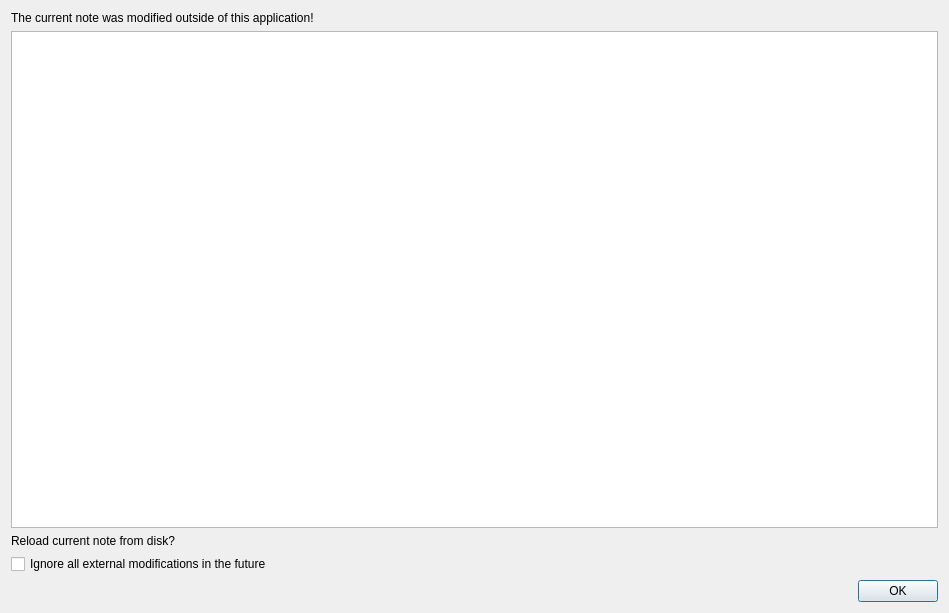
This is src/dialogs/notediffdialog.ui in pbek/QOwnNotes as Qt 5 draws it before an edit. The edited form follows.
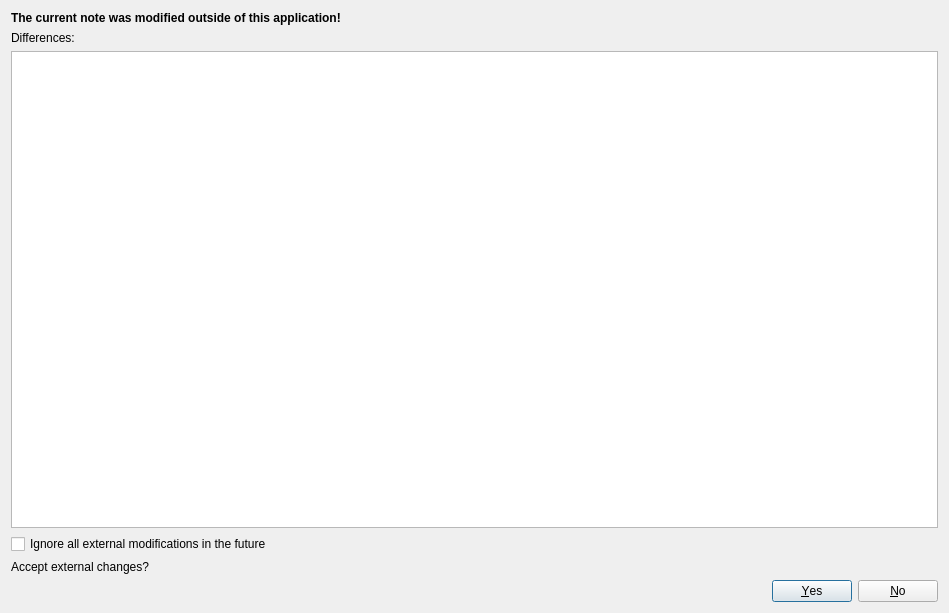
This is the edited form. Icons and pictures are not drawn.

Commit message: changes in the note diff dialog and the handling of externally modified notes

Patch:
```diff
--- a/src/dialogs/notediffdialog.ui
+++ b/src/dialogs/notediffdialog.ui
@@ -34,11 +34,21 @@
      </property>
      <item>
       <widget class="QLabel" name="label_2">
+       <property name="styleSheet">
+        <string notr="true">QLabel {font-weight: bold;}</string>
+       </property>
        <property name="text">
         <string>The current note was modified outside of this application!</string>
        </property>
       </widget>
      </item>
+     <item>
+      <widget class="QLabel" name="label_3">
+       <property name="text">
+        <string>Differences:</string>
+       </property>
+      </widget>
+     </item>
      <item>
       <widget class="QTextEdit" name="textEdit">
        <property name="readOnly">
@@ -48,15 +58,8 @@
         <string notr="true">&lt;!DOCTYPE HTML PUBLIC &quot;-//W3C//DTD HTML 4.0//EN&quot; &quot;http://www.w3.org/TR/REC-html40/strict.dtd&quot;&gt;
 &lt;html&gt;&lt;head&gt;&lt;meta name=&quot;qrichtext&quot; content=&quot;1&quot; /&gt;&lt;style type=&quot;text/css&quot;&gt;
 p, li { white-space: pre-wrap; }
-&lt;/style&gt;&lt;/head&gt;&lt;body style=&quot; font-family:'Sans Serif'; font-size:9pt; font-weight:400; font-style:normal;&quot;&gt;
-&lt;p style=&quot;-qt-paragraph-type:empty; margin-top:0px; margin-bottom:0px; margin-left:0px; margin-right:0px; -qt-block-indent:0; text-indent:0px;&quot;&gt;&lt;br /&gt;&lt;/p&gt;&lt;/body&gt;&lt;/html&gt;</string>
-       </property>
-      </widget>
-     </item>
-     <item>
-      <widget class="QLabel" name="label">
-       <property name="text">
-        <string>Reload current note from disk?</string>
+&lt;/style&gt;&lt;/head&gt;&lt;body style=&quot; font-family:'Noto Sans'; font-size:11pt; font-weight:400; font-style:normal;&quot;&gt;
+&lt;p style=&quot;-qt-paragraph-type:empty; margin-top:0px; margin-bottom:0px; margin-left:0px; margin-right:0px; -qt-block-indent:0; text-indent:0px; font-family:'Sans Serif'; font-size:9pt;&quot;&gt;&lt;br /&gt;&lt;/p&gt;&lt;/body&gt;&lt;/html&gt;</string>
        </property>
       </widget>
      </item>
@@ -67,6 +70,13 @@
        </property>
       </widget>
      </item>
+     <item>
+      <widget class="QLabel" name="label">
+       <property name="text">
+        <string>Accept external changes?</string>
+       </property>
+      </widget>
+     </item>
      <item>
       <widget class="QDialogButtonBox" name="buttonBox">
        <property name="sizePolicy">
@@ -91,7 +101,7 @@
         <enum>Qt::Horizontal</enum>
        </property>
        <property name="standardButtons">
-        <set>QDialogButtonBox::Ok</set>
+        <set>QDialogButtonBox::No|QDialogButtonBox::Yes</set>
        </property>
       </widget>
      </item>
```
The commit also changes 18 other files.
